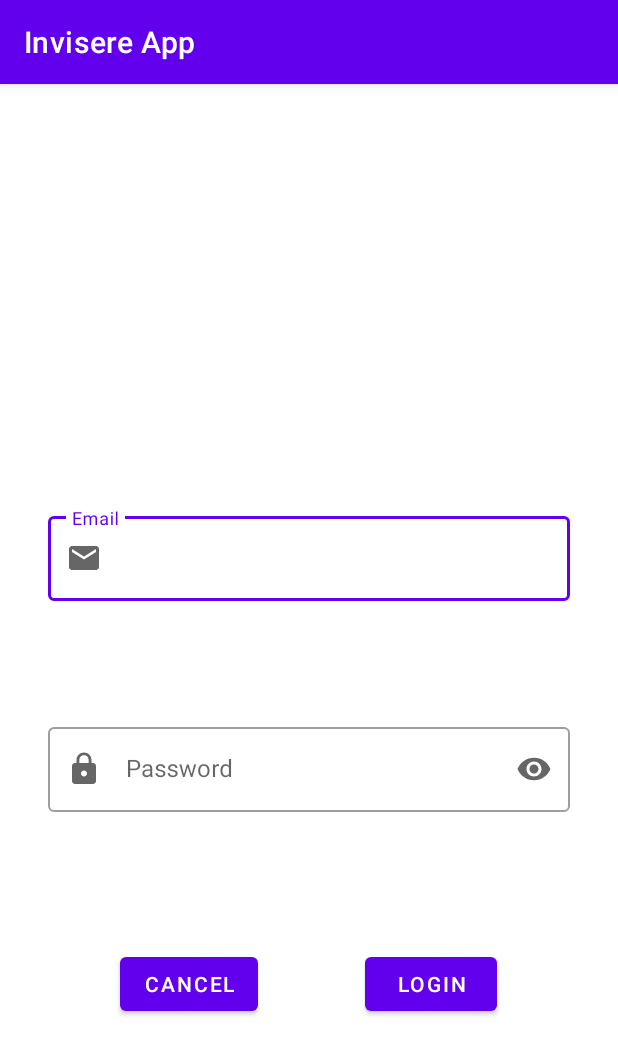
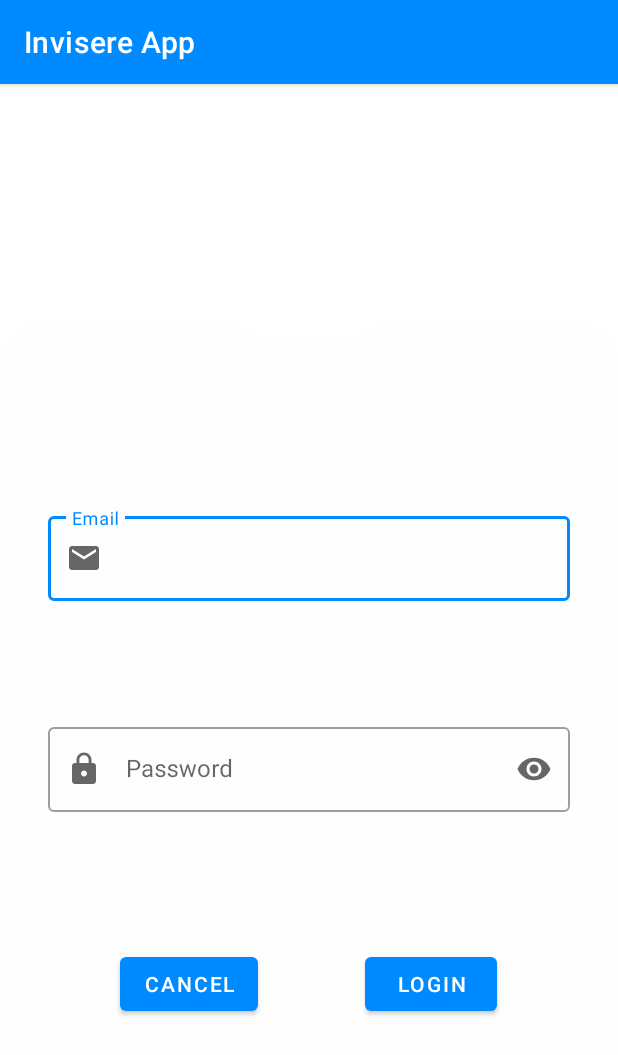
Before and after one commit to invisere/invisere-app, an Android app: the LoginActivity screen opened directly, with no data from a screen before it, on a phone screen of 412 x 824 dp. Shown: the top 1055 px of the screen. Run offline under Robolectric (Android 15) with nearby library versions, the phone set to English and light mode, and no system bars.

Commit message:
Changed colors and added some assets

```diff
--- a/client/app/build.gradle
+++ b/client/app/build.gradle
@@ -14,6 +14,7 @@ android {
         versionName "1.0"
 
         testInstrumentationRunner "androidx.test.runner.AndroidJUnitRunner"
+        android.defaultConfig.vectorDrawables.useSupportLibrary = true
     }
 
     buildTypes {
--- /dev/null
+++ b/client/app/src/main/res/drawable/ic_background.xml
@@ -0,0 +1,8 @@
+<vector xmlns:android="http://schemas.android.com/apk/res/android"
+    android:width="414dp"
+    android:height="736dp"
+    android:viewportWidth="414"
+    android:viewportHeight="736">
+  <path
+      android:pathData="M0,0h414v736h-414z"/>
+</vector>
--- /dev/null
+++ b/client/app/src/main/res/drawable/ic_card_background.xml
@@ -0,0 +1,9 @@
+<vector xmlns:android="http://schemas.android.com/apk/res/android"
+    android:width="414dp"
+    android:height="623dp"
+    android:viewportWidth="414"
+    android:viewportHeight="623">
+  <path
+      android:pathData="M0,40C0,23.431 13.432,10 30,10H384C400.569,10 414,23.431 414,40V623H0V40Z"
+      android:fillColor="#FEFEFE"/>
+</vector>
--- /dev/null
+++ b/client/app/src/main/res/drawable/ic_logo.xml
@@ -0,0 +1,11 @@
+<vector xmlns:android="http://schemas.android.com/apk/res/android"
+    android:width="108dp"
+    android:height="108dp"
+    android:viewportWidth="108"
+    android:viewportHeight="108">
+  <path
+      android:pathData="M23,1L83,1A20,20 0,0 1,103 21L103,81A20,20 0,0 1,83 101L23,101A20,20 0,0 1,3 81L3,21A20,20 0,0 1,23 1z"
+      android:fillColor="#ffffff"/>
+  <path
+      android:pathData="M15,14h75v75h-75z"/>
+</vector>
--- a/client/app/src/main/res/layout/activity_login.xml
+++ b/client/app/src/main/res/layout/activity_login.xml
@@ -5,6 +5,15 @@
     android:layout_width="match_parent"
     android:layout_height="match_parent"
     tools:context=".LoginActivity">
+
+    <ImageView
+        android:id="@+id/imageView2"
+        android:layout_width="wrap_content"
+        android:layout_height="wrap_content"
+        app:layout_constraintBottom_toBottomOf="parent"
+        app:layout_constraintEnd_toEndOf="parent"
+        app:layout_constraintStart_toStartOf="parent"
+        app:srcCompat="@drawable/ic_card_background" />
 
     <com.google.android.material.textfield.TextInputLayout
         android:id="@+id/TextField_email_login"
@@ -81,5 +90,16 @@
         app:layout_constraintTop_toTopOf="parent"
         app:layout_constraintVertical_bias="0.8" />
 
+    <ImageView
+        android:id="@+id/imageView"
+        android:layout_width="wrap_content"
+        android:layout_height="wrap_content"
+        app:layout_constraintBottom_toBottomOf="parent"
+        app:layout_constraintEnd_toEndOf="parent"
+        app:layout_constraintStart_toStartOf="parent"
+        app:layout_constraintTop_toTopOf="parent"
+        app:layout_constraintVertical_bias="0.1"
+        app:srcCompat="@drawable/ic_logo" />
+
 
 </androidx.constraintlayout.widget.ConstraintLayout>
--- a/client/app/src/main/res/values/colors.xml
+++ b/client/app/src/main/res/values/colors.xml
@@ -7,4 +7,6 @@
     <color name="teal_700">#FF018786</color>
     <color name="black">#FF000000</color>
     <color name="white">#FFFFFFFF</color>
+    <color name="primaryBlue">#008AFF</color>
+    <color name="secondaryBlue">#00B0FF</color>
 </resources>
--- a/client/app/src/main/res/values/themes.xml
+++ b/client/app/src/main/res/values/themes.xml
@@ -2,8 +2,8 @@
     <!-- Base application theme. -->
     <style name="Theme.InvisereApp" parent="Theme.MaterialComponents.DayNight.DarkActionBar">
         <!-- Primary brand color. -->
-        <item name="colorPrimary">@color/purple_500</item>
-        <item name="colorPrimaryVariant">@color/purple_700</item>
+        <item name="colorPrimary">@color/primaryBlue</item>
+        <item name="colorPrimaryVariant">@color/secondaryBlue</item>
         <item name="colorOnPrimary">@color/white</item>
         <!-- Secondary brand color. -->
         <item name="colorSecondary">@color/teal_200</item>
```
